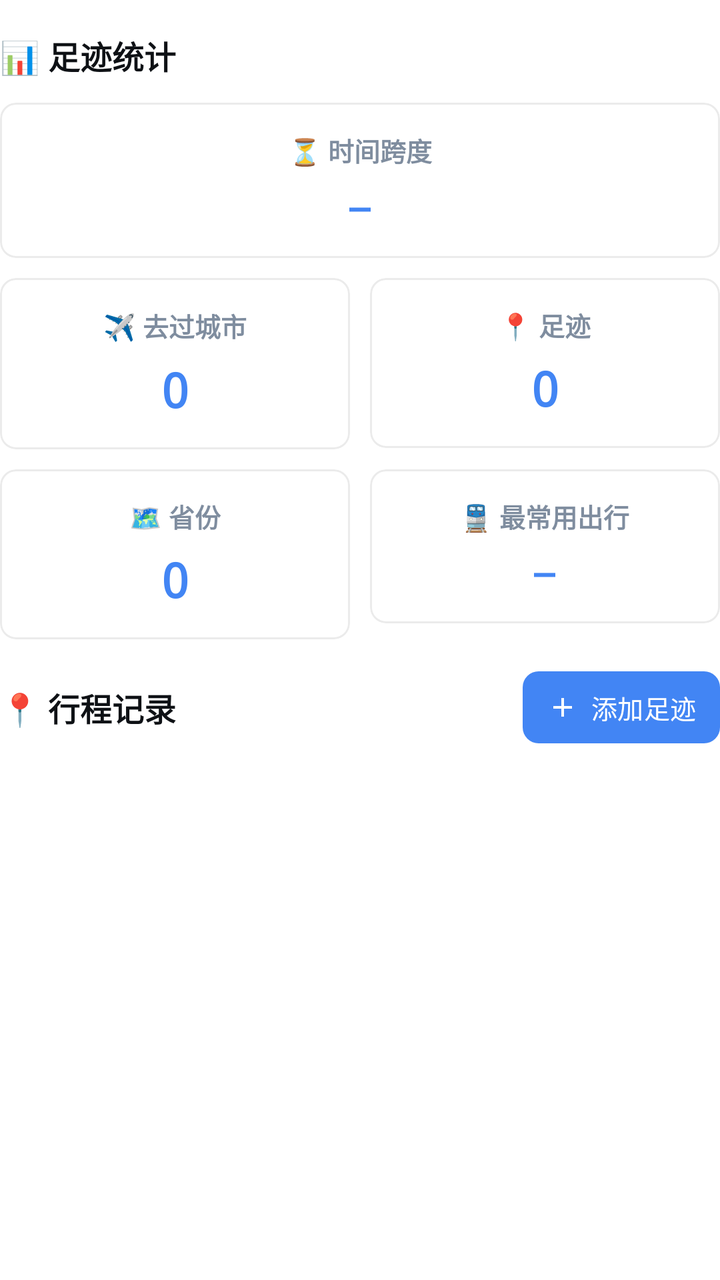
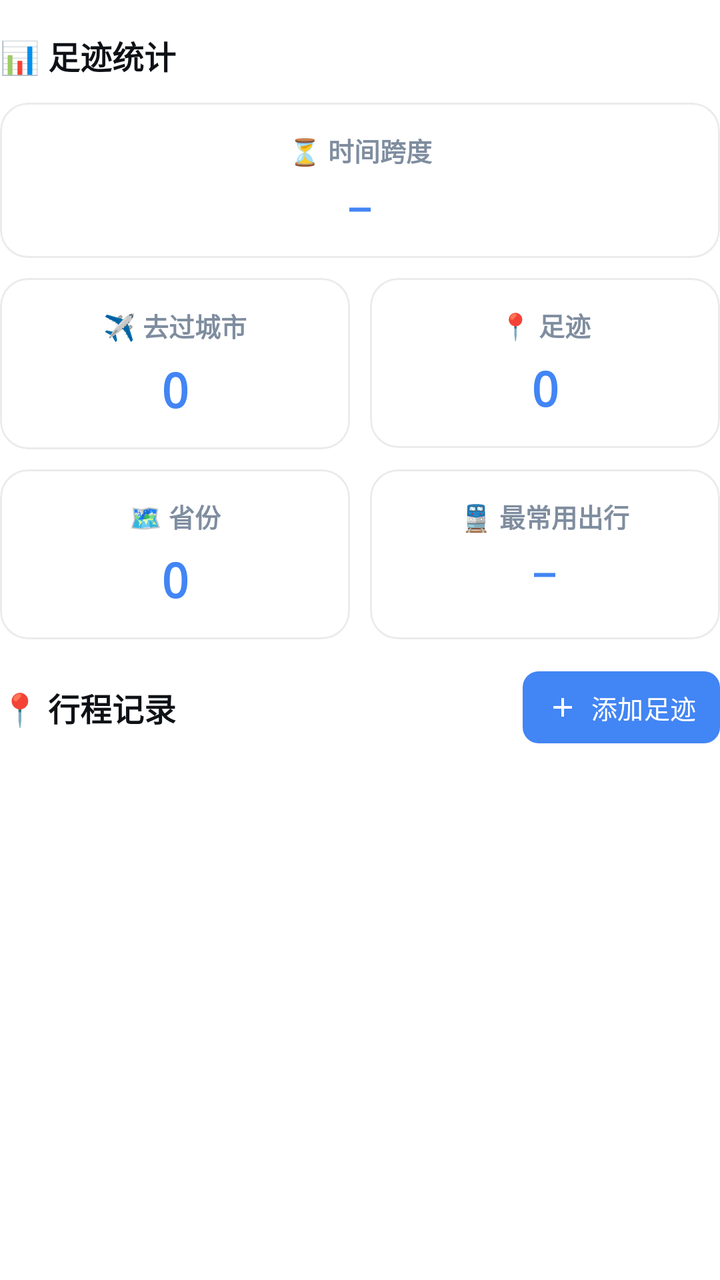

Two renders of the same Android screen: before a commit and after it. Below are the layout's source before the change and the commit's diff.
<!-- AndroidManifest.xml: application theme Theme.CityFootprint -->
<!-- res/layout/item_visits_overview.xml -->
<?xml version="1.0" encoding="utf-8"?>
<LinearLayout xmlns:android="http://schemas.android.com/apk/res/android"
    xmlns:app="http://schemas.android.com/apk/res-auto"
    android:layout_width="match_parent"
    android:layout_height="wrap_content"
    android:layout_marginBottom="8dp"
    android:orientation="vertical">

    
    <TextView
        style="@style/CardTitle"
        android:layout_marginTop="16dp"
        android:layout_marginBottom="12dp"
        android:text="@string/visits_overview_title" />

    
    <com.google.android.material.card.MaterialCardView
        android:layout_width="match_parent"
        android:layout_height="wrap_content">

        <LinearLayout
            android:layout_width="match_parent"
            android:layout_height="wrap_content"
            android:orientation="vertical"
            android:padding="14dp">

            <TextView
                style="@style/StatCardLabel"
                android:text="@string/visits_overview_range" />

            
            <TextView
                android:id="@+id/valueRange"
                style="@style/StatValue.Primary"
                android:layout_gravity="center_horizontal"
                android:layout_marginTop="6dp"
                android:ellipsize="end"
                android:maxLines="1"
                android:text="—"
                android:textSize="18sp" />
        </LinearLayout>
    </com.google.android.material.card.MaterialCardView>

    
    <LinearLayout
        android:layout_width="match_parent"
        android:layout_height="wrap_content"
        android:layout_marginTop="10dp"
        android:orientation="horizontal">

        <com.google.android.material.card.MaterialCardView
            android:layout_width="0dp"
            android:layout_height="wrap_content"
            android:layout_weight="1">

            <LinearLayout
                android:layout_width="match_parent"
                android:layout_height="wrap_content"
                android:orientation="vertical"
                android:padding="14dp">

                <TextView
                    style="@style/StatCardLabel"
                    android:text="@string/visits_overview_cities" />

                <TextView
                    android:id="@+id/valueCities"
                    style="@style/StatValue.Primary"
                    android:layout_gravity="center_horizontal"
                    android:layout_marginTop="6dp"
                    android:text="0" />
            </LinearLayout>
        </com.google.android.material.card.MaterialCardView>

        <com.google.android.material.card.MaterialCardView
            android:layout_width="0dp"
            android:layout_height="wrap_content"
            android:layout_marginStart="10dp"
            android:layout_weight="1">

            <LinearLayout
                android:layout_width="match_parent"
                android:layout_height="wrap_content"
                android:orientation="vertical"
                android:padding="14dp">

                <TextView
                    style="@style/StatCardLabel"
                    android:text="@string/visits_overview_visits" />

                <TextView
                    android:id="@+id/valueVisits"
                    style="@style/StatValue.Primary"
                    android:layout_gravity="center_horizontal"
                    android:layout_marginTop="6dp"
                    android:text="0" />
            </LinearLayout>
        </com.google.android.material.card.MaterialCardView>
    </LinearLayout>

    
    <LinearLayout
        android:layout_width="match_parent"
        android:layout_height="wrap_content"
        android:layout_marginTop="10dp"
        android:orientation="horizontal">

        <com.google.android.material.card.MaterialCardView
            android:layout_width="0dp"
            android:layout_height="wrap_content"
            android:layout_weight="1">

            <LinearLayout
                android:layout_width="match_parent"
                android:layout_height="wrap_content"
                android:orientation="vertical"
                android:padding="14dp">

                <TextView
                    style="@style/StatCardLabel"
                    android:text="@string/visits_overview_provinces" />

                <TextView
                    android:id="@+id/valueProvinces"
                    style="@style/StatValue.Primary"
                    android:layout_gravity="center_horizontal"
                    android:layout_marginTop="6dp"
                    android:text="0" />
            </LinearLayout>
        </com.google.android.material.card.MaterialCardView>

        <com.google.android.material.card.MaterialCardView
            android:layout_width="0dp"
            android:layout_height="wrap_content"
            android:layout_marginStart="10dp"
            android:layout_weight="1">

            <LinearLayout
                android:layout_width="match_parent"
                android:layout_height="wrap_content"
                android:orientation="vertical"
                android:padding="14dp">

                <TextView
                    style="@style/StatCardLabel"
                    android:text="@string/visits_overview_transport" />

                
                <TextView
                    android:id="@+id/valueTransport"
                    style="@style/StatValue.Primary"
                    android:layout_gravity="center_horizontal"
                    android:layout_marginTop="6dp"
                    android:ellipsize="end"
                    android:maxLines="1"
                    android:text="—"
                    android:textSize="18sp" />
            </LinearLayout>
        </com.google.android.material.card.MaterialCardView>
    </LinearLayout>

    
    <LinearLayout
        android:layout_width="match_parent"
        android:layout_height="wrap_content"
        android:layout_marginTop="16dp"
        android:gravity="center_vertical"
        android:orientation="horizontal">

        <TextView
            style="@style/CardTitle"
            android:layout_width="0dp"
            android:layout_height="wrap_content"
            android:layout_weight="1"
            android:ellipsize="end"
            android:maxLines="1"
            android:text="@string/visits_title" />

        <com.google.android.material.button.MaterialButton
            android:id="@+id/btnAdd"
            style="@style/Widget.App.Button"
            android:layout_width="wrap_content"
            android:layout_height="36dp"
            android:layout_marginStart="12dp"
            android:insetTop="0dp"
            android:insetBottom="0dp"
            android:minWidth="0dp"
            android:paddingStart="12dp"
            android:paddingEnd="12dp"
            android:text="@string/visits_add"
            android:textSize="13sp"
            app:icon="@drawable/ic_add"
            app:iconGravity="textStart"
            app:iconPadding="6dp"
            app:iconSize="16dp" />
    </LinearLayout>
</LinearLayout>
<!-- resources referenced by this layout -->
<resources>
  <!-- drawable ic_add (drawable) -->
  <?xml version="1.0" encoding="utf-8"?>
  <vector xmlns:android="http://schemas.android.com/apk/res/android"
      android:width="24dp"
      android:height="24dp"
      android:viewportWidth="24"
      android:viewportHeight="24">
      <path
          android:fillColor="#FFFFFFFF"
          android:pathData="M11,5 L13,5 L13,11 L19,11 L19,13 L13,13 L13,19 L11,19 L11,13 L5,13 L5,11 L11,11 Z" />
  </vector>
  <string name="visits_add">添加足迹</string>
  <string name="visits_overview_cities">✈️ 去过城市</string>
  <string name="visits_overview_provinces">🗺️ 省份</string>
  <string name="visits_overview_range">⏳ 时间跨度</string>
  <string name="visits_overview_title">📊 足迹统计</string>
  <string name="visits_overview_transport">🚆 最常用出行</string>
  <string name="visits_overview_visits">📍 足迹</string>
  <string name="visits_title">📍 行程记录</string>
  <style name="CardTitle">
          <item name="android:layout_width">wrap_content</item>
          <item name="android:layout_height">wrap_content</item>
          <item name="android:textSize">16sp</item>
          <item name="android:textStyle">bold</item>
          <item name="android:textColor">@color/fg</item>
      </style>
  <style name="StatCardLabel">
          <item name="android:layout_width">match_parent</item>
          <item name="android:layout_height">wrap_content</item>
          <item name="android:gravity">center</item>
          <item name="android:textSize">13sp</item>
          <item name="android:textStyle">bold</item>
          <item name="android:textColor">@color/text_secondary</item>
      </style>
  <style name="StatValue.Primary" parent="StatValue">
          <item name="android:textColor">@color/accent</item>
      </style>
  <style name="Widget.App.Button" parent="Widget.Material3.Button">
          <item name="cornerRadius">8dp</item>
      </style>
  <color name="fg">#0E1115</color>
  <color name="text_secondary">#7F8D9F</color>
  <style name="StatValue">
          <item name="android:layout_width">wrap_content</item>
          <item name="android:layout_height">wrap_content</item>
          <item name="android:textSize">24sp</item>
          <item name="android:textStyle">bold</item>
          <item name="android:textColor">@color/fg</item>
          <item name="android:fontFamily">monospace</item>
      </style>
  <color name="accent">#4285F4</color>
  <color name="on_accent">#FFFFFF</color>
  <color name="accent_light">#DBEAFE</color>
  <color name="accent_soft_fg">#003E8F</color>
  <color name="card">#FFFFFF</color>
  <color name="muted_fg">#7F8D9F</color>
  <color name="muted">#EFF1F4</color>
  <color name="destructive">#EF4444</color>
  <color name="bg">#FFFFFF</color>
  <color name="window_bg_light">#F0F6FF</color>
  <style name="Widget.App.CardView" parent="Widget.Material3.CardView.Outlined">
          <item name="cardCornerRadius">8dp</item>
          <item name="cardElevation">0dp</item>
          <item name="cardBackgroundColor">@color/card</item>
          <item name="strokeColor">@color/border</item>
          <item name="strokeWidth">1dp</item>
      </style>
  <color name="border">#EBEBEB</color>
  <!-- unchanged entries left out for length: 1 -->
</resources>

<!-- the commit's change to res/layout/item_visits_overview.xml (unified diff, before → after) -->
@@ -107,7 +107,7 @@
 
         <com.google.android.material.card.MaterialCardView
             android:layout_width="0dp"
-            android:layout_height="wrap_content"
+            android:layout_height="match_parent"
             android:layout_weight="1">
 
             <LinearLayout
@@ -131,7 +131,7 @@
 
         <com.google.android.material.card.MaterialCardView
             android:layout_width="0dp"
-            android:layout_height="wrap_content"
+            android:layout_height="match_parent"
             android:layout_marginStart="10dp"
             android:layout_weight="1">
 
@@ -189,6 +189,7 @@
             android:paddingEnd="12dp"
             android:text="@string/visits_add"
             android:textSize="13sp"
+            app:cornerRadius="8dp"
             app:icon="@drawable/ic_add"
             app:iconGravity="textStart"
             app:iconPadding="6dp"
<!-- resource entries referenced after the edit -->
@@ -38,7 +38,7 @@
           <item name="android:textColor">@color/accent</item>
       </style>
   <style name="Widget.App.Button" parent="Widget.Material3.Button">
-          <item name="cornerRadius">8dp</item>
+          <item name="cornerRadius">999dp</item>
       </style>
   <color name="fg">#0E1115</color>
   <color name="text_secondary">#7F8D9F</color>
@@ -61,7 +61,7 @@
   <color name="bg">#FFFFFF</color>
   <color name="window_bg_light">#F0F6FF</color>
   <style name="Widget.App.CardView" parent="Widget.Material3.CardView.Outlined">
-          <item name="cardCornerRadius">8dp</item>
+          <item name="cardCornerRadius">14dp</item>
           <item name="cardElevation">0dp</item>
           <item name="cardBackgroundColor">@color/card</item>
           <item name="strokeColor">@color/border</item>
